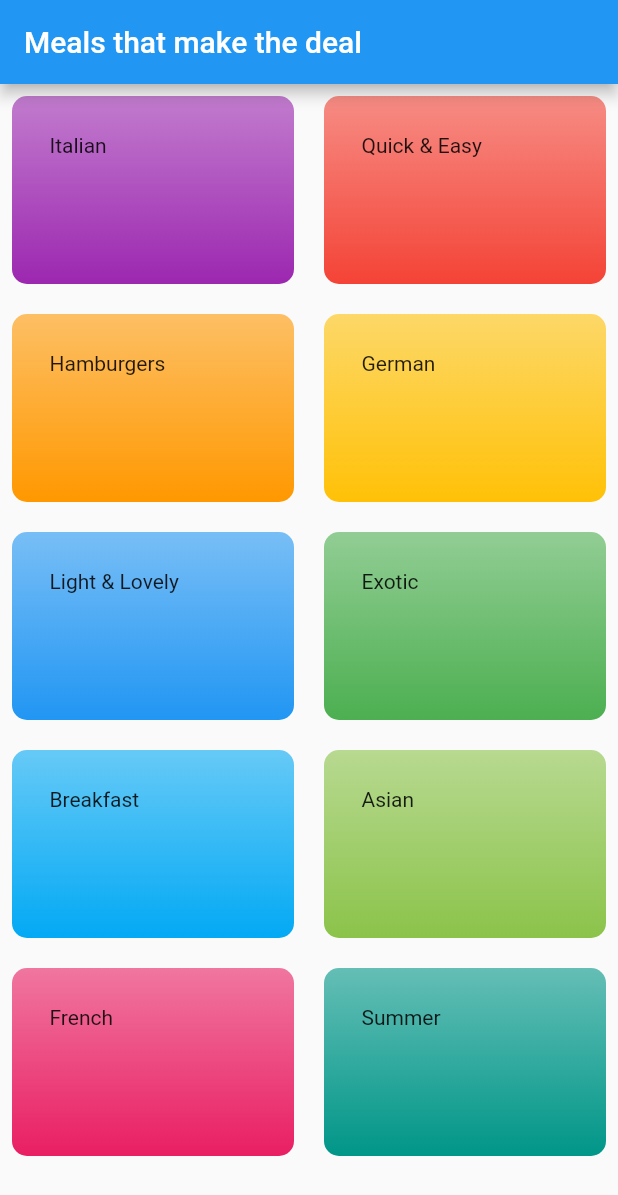
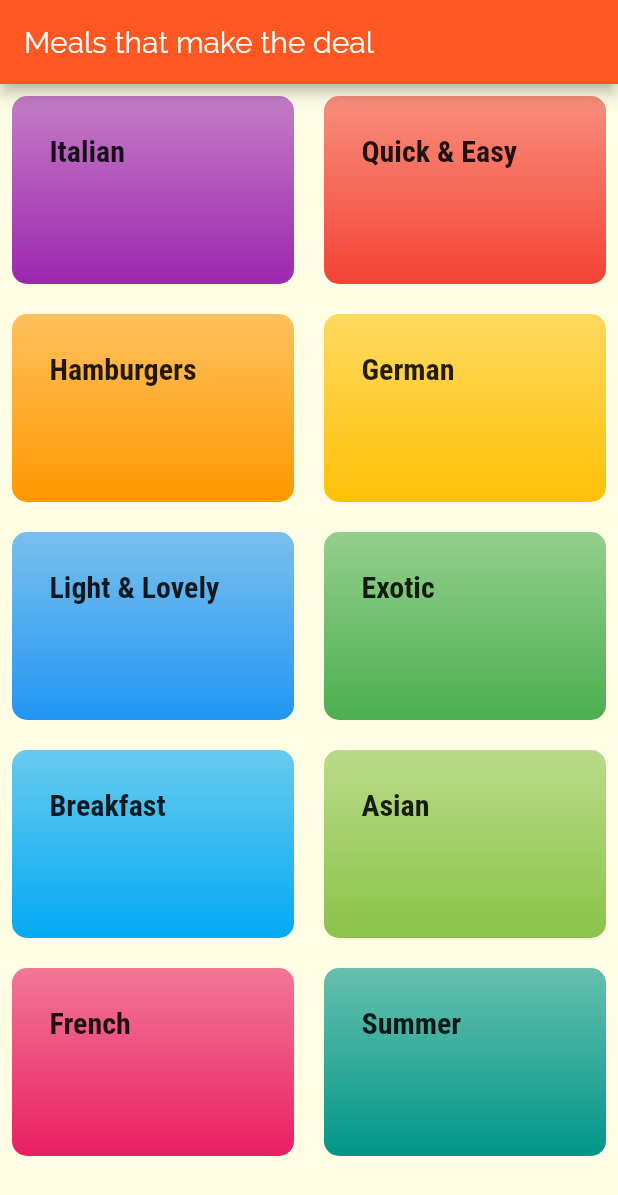
Before and after one commit to gunnerr91/myfavmeal, a Flutter app: the screen it shows after launch, on a phone screen of 412 x 824 dp. Shown: the top 1195 px of the screen. Run offline on Flutter 3.47's test engine with Material 2 defaults, Android fonts, the phone set to English and light mode, and no system bars.

Commit message:
set up overall theme

```diff
--- a/lib/category_item.dart
+++ b/lib/category_item.dart
@@ -10,7 +10,10 @@ class CategoryItem extends StatelessWidget {
   Widget build(BuildContext context) {
     return Container(
       padding: const EdgeInsets.all(25),
-      child: Text(title),
+      child: Text(
+        title,
+        style: Theme.of(context).textTheme.headline6,
+      ),
       decoration: BoxDecoration(
         gradient: LinearGradient(
           colors: [
--- a/lib/main.dart
+++ b/lib/main.dart
@@ -12,8 +12,25 @@ class MyApp extends StatelessWidget {
       title: 'Meals that made the deal',
       debugShowCheckedModeBanner: false,
       theme: ThemeData(
-        primarySwatch: Colors.blue,
+        primarySwatch: Colors.deepOrange,
+        accentColor: Colors.deepOrangeAccent,
+        // canvasColor: Colors.red.withOpacity(0.1),
+        canvasColor: Color.fromRGBO(255, 254, 229, 1),
+        fontFamily: 'Raleway',
         visualDensity: VisualDensity.adaptivePlatformDensity,
+        textTheme: ThemeData.light().textTheme.copyWith(
+              bodyText1: TextStyle(
+                color: Color.fromRGBO(20, 51, 51, 1),
+              ),
+              bodyText2: TextStyle(
+                color: Color.fromRGBO(20, 51, 51, 1),
+              ),
+              headline6: TextStyle(
+                fontSize: 20,
+                fontFamily: 'RobotoCondensed',
+                fontWeight: FontWeight.bold,
+              ),
+            ),
       ),
       home: CategoriesScreen(),
     );
```
Also changed, not shown: lib/colors/material_black.dart (added, +18 -0 lines).
